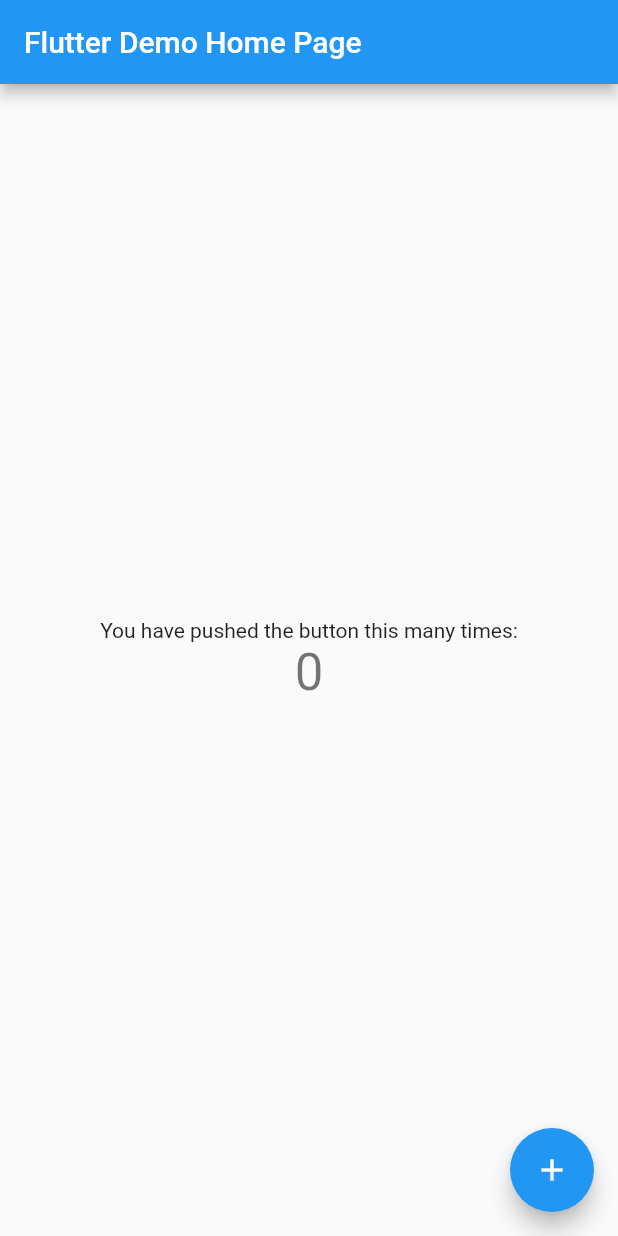
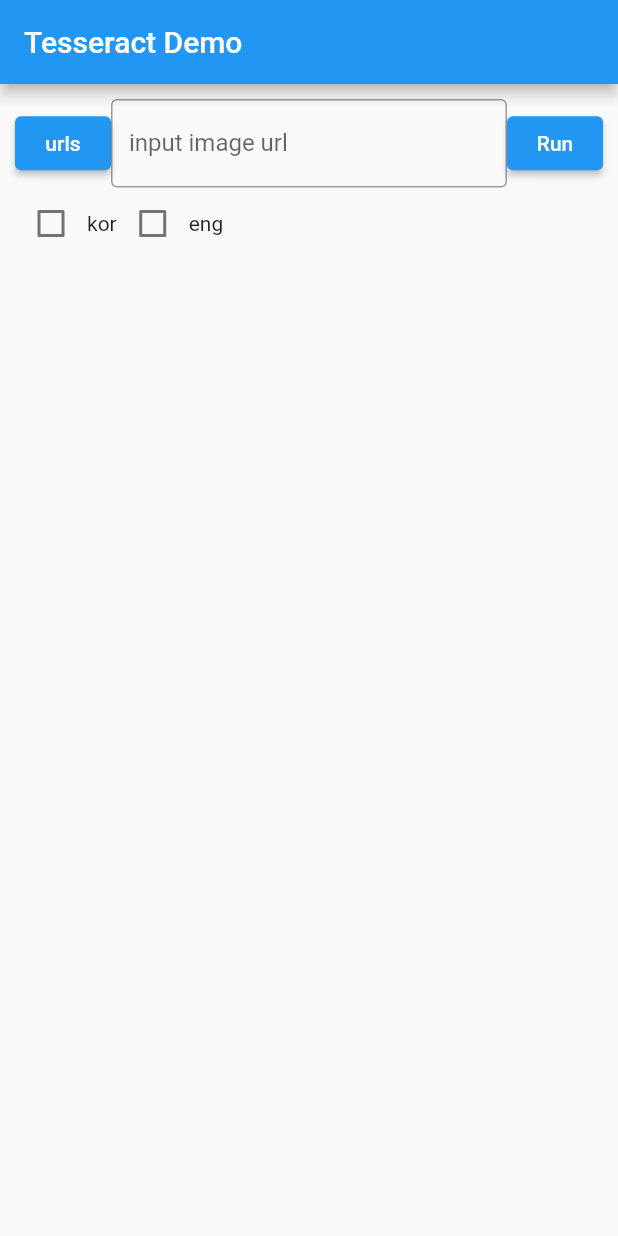
Before and after one commit to gracentruth/flutter_tesseract_ocr_ex, a Flutter app: the screen it shows after launch, on a phone screen of 412 x 824 dp. Run offline on Flutter 3.47's test engine with Material 2 defaults, Android fonts, the phone set to English and light mode, and no system bars; missing offline and left inert: flutter_tesseract_ocr.

Commit message:
basic UI

```diff
--- a/lib/main.dart
+++ b/lib/main.dart
@@ -14,33 +14,15 @@ class MyApp extends StatelessWidget {
     return MaterialApp(
       title: 'Flutter Demo',
       theme: ThemeData(
-        // This is the theme of your application.
-        //
-        // Try running your application with "flutter run". You'll see the
-        // application has a blue toolbar. Then, without quitting the app, try
-        // changing the primarySwatch below to Colors.green and then invoke
-        // "hot reload" (press "r" in the console where you ran "flutter run",
-        // or simply save your changes to "hot reload" in a Flutter IDE).
-        // Notice that the counter didn't reset back to zero; the application
-        // is not restarted.
         primarySwatch: Colors.blue,
       ),
-      home: const MyHomePage(title: 'Flutter Demo Home Page'),
+      home: const MyHomePage(title: 'Tesseract Demo'),
     );
   }
 }
 
 class MyHomePage extends StatefulWidget {
   const MyHomePage({Key? key, required this.title}) : super(key: key);
-
-  // This widget is the home page of your application. It is stateful, meaning
-  // that it has a State object (defined below) that contains fields that affect
-  // how it looks.
-
-  // This class is the configuration for the state. It holds the values (in this
-  // case the title) provided by the parent (in this case the App widget) and
-  // used by the build method of the State. Fields in a Widget subclass are
-  // always marked "final".
 
   final String title;
 
@@ -49,68 +31,90 @@ class MyHomePage extends StatefulWidget {
 }
 
 class _MyHomePageState extends State<MyHomePage> {
-  int _counter = 0;
+  String _ocrText='';
+  String _ocrHocr='';
 
-  void _incrementCounter() {
-    setState(() {
-      // This call to setState tells the Flutter framework that something has
-      // changed in this State, which causes it to rerun the build method below
-      // so that the display can reflect the updated values. If we changed
-      // _counter without calling setState(), then the build method would not be
-      // called again, and so nothing would appear to happen.
-      _counter++;
-    });
-  }
+  Map<String, String> tessimgs = {
+    "kor":
+    "https://raw.githubusercontent.com/khjde1207/tesseract_ocr/master/example/assets/test1.png",
+    "en": "https://tesseract.projectnaptha.com/img/eng_bw.png",
+    "ch_sim": "https://tesseract.projectnaptha.com/img/chi_sim.png",
+    "ru": "https://tesseract.projectnaptha.com/img/rus.png",
+  };
+
+  var LangList = ["kor", "eng"];
+  var selectList = [];
+  String path = "";
+  bool bload = false;
+
+  var urlEditController = TextEditingController();
+
 
   @override
   Widget build(BuildContext context) {
-    // This method is rerun every time setState is called, for instance as done
-    // by the _incrementCounter method above.
-    //
-    // The Flutter framework has been optimized to make rerunning build methods
-    // fast, so that you can just rebuild anything that needs updating rather
-    // than having to individually change instances of widgets.
     return Scaffold(
       appBar: AppBar(
-        // Here we take the value from the MyHomePage object that was created by
-        // the App.build method, and use it to set our appbar title.
+
         title: Text(widget.title),
       ),
-      body: Center(
-        // Center is a layout widget. It takes a single child and positions it
-        // in the middle of the parent.
-        child: Column(
-          // Column is also a layout widget. It takes a list of children and
-          // arranges them vertically. By default, it sizes itself to fit its
-          // children horizontally, and tries to be as tall as its parent.
-          //
-          // Invoke "debug painting" (press "p" in the console, choose the
-          // "Toggle Debug Paint" action from the Flutter Inspector in Android
-          // Studio, or the "Toggle Debug Paint" command in Visual Studio Code)
-          // to see the wireframe for each widget.
-          //
-          // Column has various properties to control how it sizes itself and
-          // how it positions its children. Here we use mainAxisAlignment to
-          // center the children vertically; the main axis here is the vertical
-          // axis because Columns are vertical (the cross axis would be
-          // horizontal).
-          mainAxisAlignment: MainAxisAlignment.center,
-          children: <Widget>[
-            const Text(
-              'You have pushed the button this many times:',
+      body: Padding(
+        padding:EdgeInsets.all(10),
+        child:Column(
+          children: [
+           Row(
+             children: [
+               ElevatedButton(
+                 child:Text('urls'),
+                 onPressed:(){
+                   showDialog(
+                       context: context,
+                       builder: (BuildContext context){
+                         return SimpleDialog(
+                           title: const Text('Select Url'),
+
+                         );
+                       });
+
+                 },
+               ),
+               Expanded(
+                 child: TextField(
+                   decoration: InputDecoration(
+                     border: OutlineInputBorder(),
+                     labelText: 'input image url',
+                   ),
+                   controller: urlEditController,
+                 ),
+               ),
+               ElevatedButton(
+                   onPressed: () {
+                     //_ocr(urlEditController.text);
+                   },
+                   child: Text("Run")),
+             ],
+           ),
+            Row(
+              children: [
+                ...LangList.map((e){
+                  return Row(
+                    children: [
+                      Checkbox(
+                        value: selectList.indexOf(e) >= 0,
+                        onChanged: (v) {
+                        print('check');
+                        },),
+                      Text(e)
+                    ],
+                  );
+                }).toList(),
+              ],
             ),
-            Text(
-              '$_counter',
-              style: Theme.of(context).textTheme.headline4,
-            ),
+
           ],
+
         ),
       ),
-      floatingActionButton: FloatingActionButton(
-        onPressed: _incrementCounter,
-        tooltip: 'Increment',
-        child: const Icon(Icons.add),
-      ), // This trailing comma makes auto-formatting nicer for build methods.
+
     );
   }
 }
```
Also changed, not shown: 2 other files.
